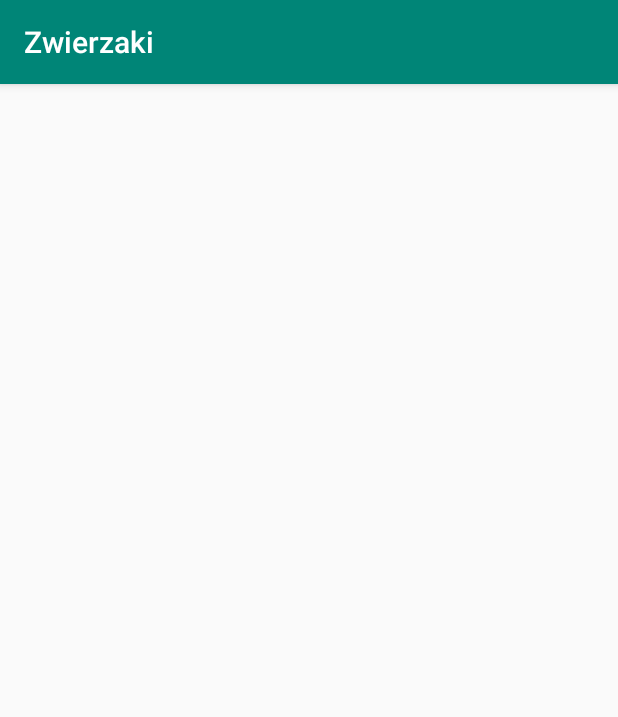
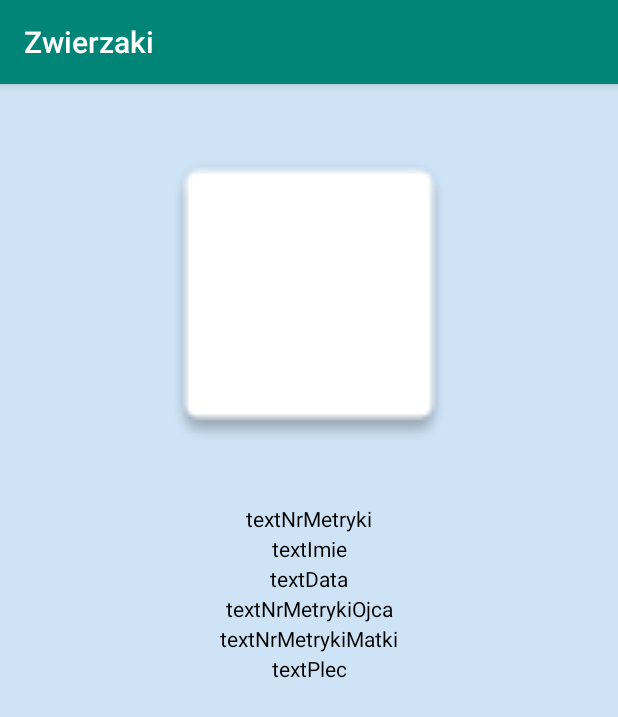
Before and after one commit to kapete112/ZwierzakPop, an Android app: the ZwierzeActivity screen opened directly, with no data from a screen before it, on a phone screen of 412 x 824 dp. Shown: the top 717 px of the screen. Run offline under Robolectric (Android 15) with nearby library versions, the phone set to English and light mode, and no system bars.

```diff
--- a/app/src/main/java/com/example/zwierzaki/WyswietlZwierzaki.java
+++ b/app/src/main/java/com/example/zwierzaki/WyswietlZwierzaki.java
@@ -68,6 +68,11 @@ public class WyswietlZwierzaki extends AppCompatActivity implements Zwierze_Info
 
                         zwierze.setNrMetryki(documentSnapshots.get("nrMetryki").toString());
                         zwierze.setImieZwierzecia(documentSnapshots.get("imieZwierzecia").toString());
+                       /* zwierze.setDatUr(documentSnapshots.get("datUr").toString());
+                        zwierze.setNrMetrykiMatki(documentSnapshots.get("nrMetrykiMatki").toString());
+                        zwierze.setNrMetrykiOjca(documentSnapshots.get("nrMetrykiOjca").toString());
+                        zwierze.setPlec(documentSnapshots.get("plec").toString());
+                        zwierze.setZdjecie(documentSnapshots.get("zdjecie").toString());*/
                         mZwierze.add(zwierze);
                     }
                 }
@@ -89,6 +94,7 @@ public class WyswietlZwierzaki extends AppCompatActivity implements Zwierze_Info
         Log.d(TAG, "onZwierzeClick: clicked." + position);
         //mZwierze.get(position);
         Intent intent = new Intent(this, ZwierzeActivity.class);
+        intent.putExtra("selected_zwierze", mZwierze.get(position));
         startActivity(intent);
     }
 }
--- a/app/src/main/java/com/example/zwierzaki/ZwierzeActivity.java
+++ b/app/src/main/java/com/example/zwierzaki/ZwierzeActivity.java
@@ -2,12 +2,45 @@ package com.example.zwierzaki;
 
 import android.support.v7.app.AppCompatActivity;
 import android.os.Bundle;
+import android.widget.ImageView;
+import android.widget.TextView;
 
 public class ZwierzeActivity extends AppCompatActivity {
+
+    TextView tNrMetryki;
+    TextView tNrMetrykiMatki;
+    TextView tNrMetrykiOjca;
+    TextView tImieZwierzecia;
+    TextView tPlec;
+    TextView tDatUr;
+    ImageView tZdjecie;
 
     @Override
     protected void onCreate(Bundle savedInstanceState) {
         super.onCreate(savedInstanceState);
         setContentView(R.layout.activity_zwierze);
+
+        if(getIntent().hasExtra("selected_zwierze")){
+            Zwierze zwierze = getIntent().getParcelableExtra("selected_zwierze");
+            tNrMetryki = (TextView)findViewById(R.id.textNrMetryki);
+            tNrMetryki.setText(zwierze.getNrMetryki());
+
+            //Pobrać prosto z bazy danych kolejne dane na podstawie numeru metryki
+
+            tNrMetrykiMatki = (TextView)findViewById(R.id.textNrMetrykiMatki);
+            tNrMetrykiMatki.setText(zwierze.getNrMetrykiMatki());
+
+            tNrMetrykiOjca = (TextView)findViewById(R.id.textNrMetrykiOjca);
+            tNrMetrykiOjca.setText(zwierze.getNrMetrykiOjca());
+
+            tImieZwierzecia = (TextView)findViewById(R.id.textImie);
+            tImieZwierzecia.setText(zwierze.getImieZwierzecia());
+
+            tPlec = (TextView)findViewById(R.id.textPlec);
+            tPlec.setText(zwierze.getPlec());
+
+            tDatUr = (TextView)findViewById(R.id.textData);
+            tDatUr.setText(zwierze.getDatUr());
+        }
     }
 }
--- a/app/src/main/res/layout/activity_zwierze.xml
+++ b/app/src/main/res/layout/activity_zwierze.xml
@@ -4,6 +4,109 @@
     xmlns:tools="http://schemas.android.com/tools"
     android:layout_width="match_parent"
     android:layout_height="match_parent"
+    android:background="#CEE3F6"
     tools:context=".ZwierzeActivity">
 
+    <TextView
+        android:id="@+id/textNrMetryki"
+        android:layout_width="0dp"
+        android:layout_height="wrap_content"
+        android:layout_marginStart="100dp"
+        android:layout_marginTop="280dp"
+        android:layout_marginEnd="100dp"
+        android:text="textNrMetryki"
+        android:textAlignment="center"
+        android:textColor="@android:color/black"
+        app:layout_constraintEnd_toEndOf="parent"
+        app:layout_constraintHorizontal_bias="1.0"
+        app:layout_constraintStart_toStartOf="parent"
+        app:layout_constraintTop_toTopOf="parent" />
+
+    <TextView
+        android:id="@+id/textImie"
+        android:layout_width="0dp"
+        android:layout_height="wrap_content"
+        android:layout_marginStart="100dp"
+        android:layout_marginTop="300dp"
+        android:layout_marginEnd="100dp"
+        android:text="textImie"
+        android:textAlignment="center"
+        android:textColor="@android:color/black"
+        app:layout_constraintEnd_toEndOf="parent"
+        app:layout_constraintHorizontal_bias="1.0"
+        app:layout_constraintStart_toStartOf="parent"
+        app:layout_constraintTop_toTopOf="parent" />
+
+    <TextView
+        android:id="@+id/textData"
+        android:layout_width="0dp"
+        android:layout_height="wrap_content"
+        android:layout_marginStart="100dp"
+        android:layout_marginTop="320dp"
+        android:layout_marginEnd="100dp"
+        android:text="textData"
+        android:textAlignment="center"
+        android:textColor="@android:color/black"
+        app:layout_constraintEnd_toEndOf="parent"
+        app:layout_constraintHorizontal_bias="1.0"
+        app:layout_constraintStart_toStartOf="parent"
+        app:layout_constraintTop_toTopOf="parent" />
+
+    <TextView
+        android:id="@+id/textNrMetrykiOjca"
+        android:layout_width="0dp"
+        android:layout_height="wrap_content"
+        android:layout_marginStart="100dp"
+        android:layout_marginTop="340dp"
+        android:layout_marginEnd="100dp"
+        android:text="textNrMetrykiOjca"
+        android:textAlignment="center"
+        android:textColor="@android:color/black"
+        app:layout_constraintEnd_toEndOf="parent"
+        app:layout_constraintHorizontal_bias="1.0"
+        app:layout_constraintStart_toStartOf="parent"
+        app:layout_constraintTop_toTopOf="parent" />
+
+    <TextView
+        android:id="@+id/textNrMetrykiMatki"
+        android:layout_width="0dp"
+        android:layout_height="wrap_content"
+        android:layout_marginStart="100dp"
+        android:layout_marginTop="360dp"
+        android:layout_marginEnd="100dp"
+        android:text="textNrMetrykiMatki"
+        android:textAlignment="center"
+        android:textColor="@android:color/black"
+        app:layout_constraintEnd_toEndOf="parent"
+        app:layout_constraintHorizontal_bias="1.0"
+        app:layout_constraintStart_toStartOf="parent"
+        app:layout_constraintTop_toTopOf="parent" />
+
+    <TextView
+        android:id="@+id/textPlec"
+        android:layout_width="0dp"
+        android:layout_height="wrap_content"
+        android:layout_marginStart="100dp"
+        android:layout_marginTop="380dp"
+        android:layout_marginEnd="100dp"
+        android:text="textPlec"
+        android:textAlignment="center"
+        android:textColor="@android:color/black"
+        app:layout_constraintEnd_toEndOf="parent"
+        app:layout_constraintHorizontal_bias="1.0"
+        app:layout_constraintStart_toStartOf="parent"
+        app:layout_constraintTop_toTopOf="parent" />
+
+    <ImageView
+        android:id="@+id/imageViewZwierze"
+        android:layout_width="200dp"
+        android:layout_height="200dp"
+        android:layout_marginStart="100dp"
+        android:layout_marginTop="40dp"
+        android:layout_marginEnd="100dp"
+        app:layout_constraintEnd_toEndOf="parent"
+        app:layout_constraintStart_toStartOf="parent"
+        app:layout_constraintTop_toTopOf="parent"
+        app:srcCompat="@drawable/common_google_signin_btn_icon_light_normal_background" />
+
 </android.support.constraint.ConstraintLayout>
```
Also changed, not shown: app/src/main/java/com/example/zwierzaki/Zwierze.java (+44 -1 lines), 96 other files.
